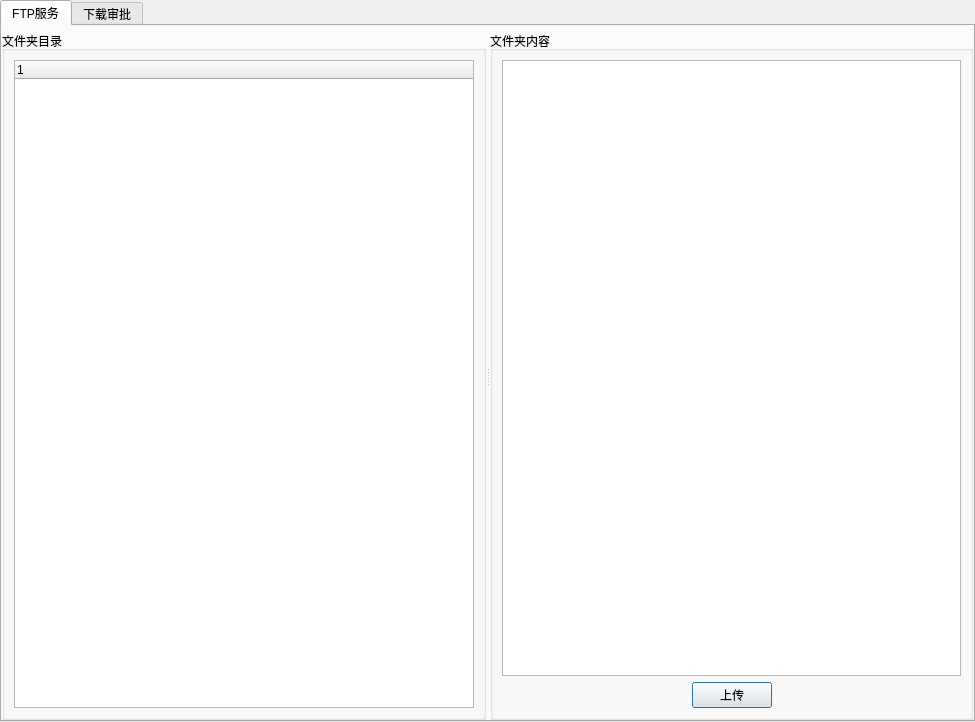
Above: digitalIntegration/FilemangageDialog.ui from jiaqingguo/DI before the change. Below: the same form after it.
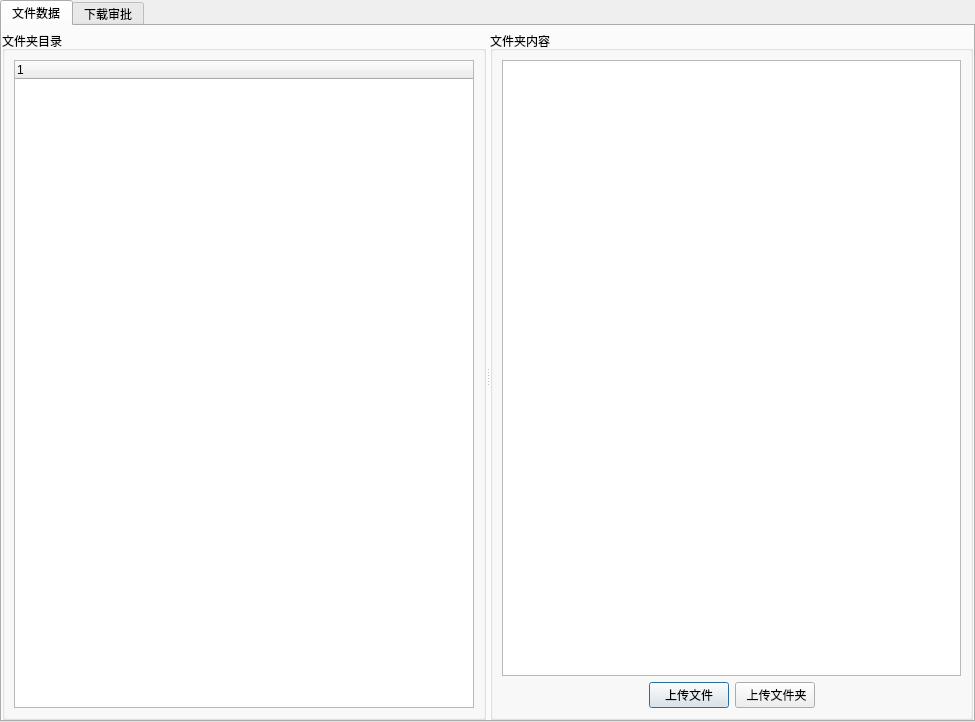
That is the form after the change.

Commit message: 上传文件夹等功能

Diff of the .ui file:
```diff
--- a/digitalIntegration/FilemangageDialog.ui
+++ b/digitalIntegration/FilemangageDialog.ui
@@ -36,7 +36,7 @@
      </property>
      <widget class="QWidget" name="tab">
       <attribute name="title">
-       <string>FTP服务</string>
+       <string>文件数据</string>
       </attribute>
       <layout class="QGridLayout" name="gridLayout_2">
        <property name="leftMargin">
@@ -104,7 +104,14 @@
              <item>
               <widget class="QPushButton" name="pushButton">
                <property name="text">
-                <string>上传</string>
+                <string>上传文件</string>
+               </property>
+              </widget>
+             </item>
+             <item>
+              <widget class="QPushButton" name="btnUploadDir">
+               <property name="text">
+                <string> 上传文件夹</string>
                </property>
               </widget>
              </item>
```
The commit also changes 6 other files.
